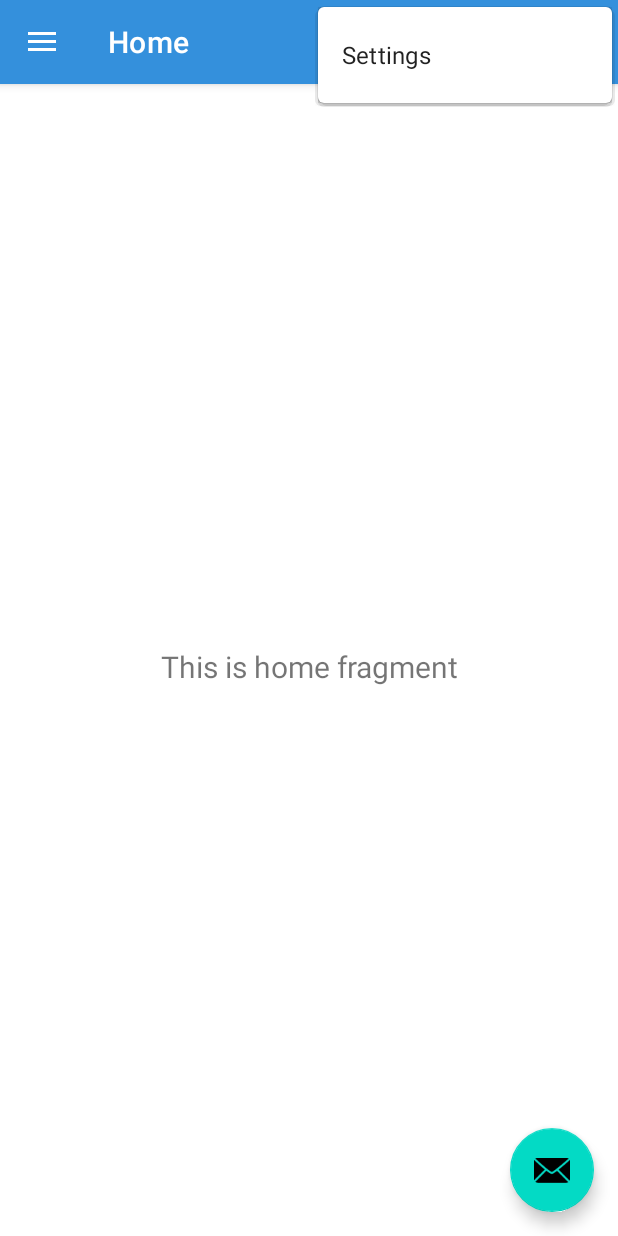
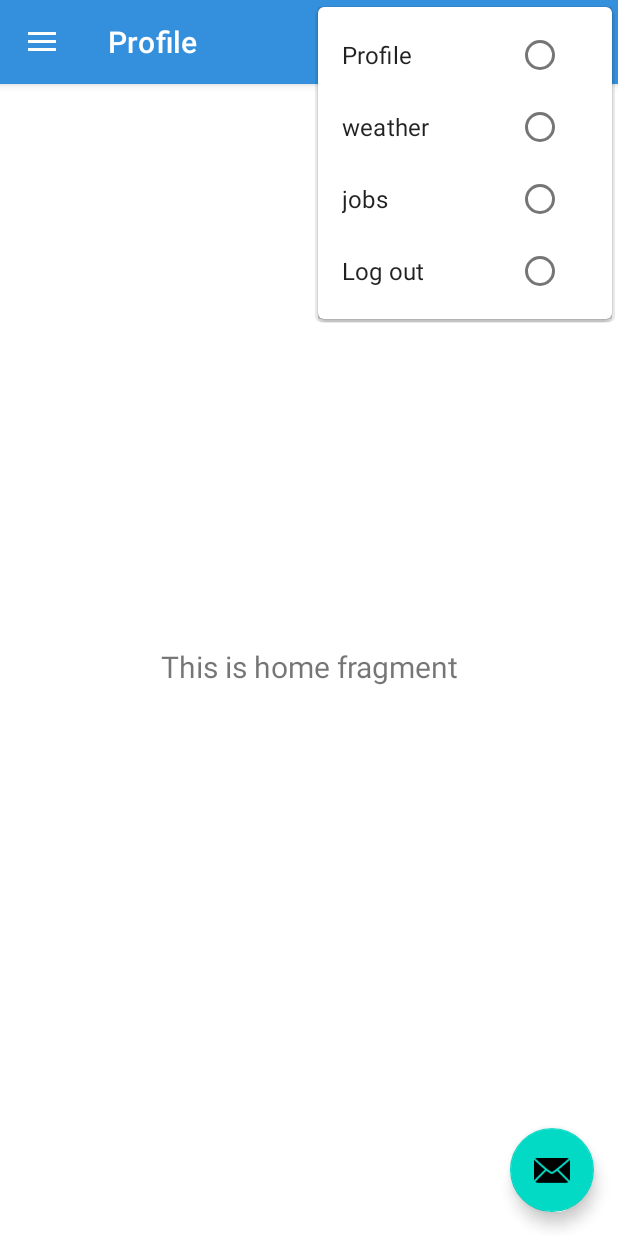
Before and after one commit to WaelAlQawasmi/SocialUniversity, an Android app: the MainActivity screen opened directly, with no data from a screen before it, with the options menu open, on a phone screen of 412 x 824 dp. Run offline under Robolectric (Android 15) with nearby library versions, the light colour scheme and no system bars; our stand-ins replace navigation-ui; libraries missing offline, so code that uses them is left out: com.amplifyframework, com.amplifyframework.core.

Commit message:
add functionailty for nav drawer

```diff
--- a/App/app/src/main/res/menu/activity_main_drawer.xml
+++ b/App/app/src/main/res/menu/activity_main_drawer.xml
@@ -1,20 +1,26 @@
 <?xml version="1.0" encoding="utf-8"?>
 <menu xmlns:android="http://schemas.android.com/apk/res/android"
     xmlns:tools="http://schemas.android.com/tools"
-    tools:showIn="navigation_view">
+    tools:showIn="navigation_view"
+    android:id="@+id/activity_main_drawer">
 
-    <group android:checkableBehavior="single">
+    <group android:checkableBehavior="single" android:id="@+id/toolbar"
+        tools:ignore="DuplicateIds">
         <item
-            android:id="@+id/nav_home"
-            android:icon="@drawable/ic_menu_camera"
-            android:title="@string/menu_home" />
+            android:id="@+id/nav_profile"
+            android:icon="@drawable/username_icon"
+            android:title="@string/menu_profile" />
         <item
-            android:id="@+id/nav_gallery"
-            android:icon="@drawable/ic_menu_gallery"
-            android:title="@string/menu_gallery" />
+            android:id="@+id/nav_wether"
+            android:icon="@drawable/weather"
+            android:title="@string/menu_weather" />
         <item
-            android:id="@+id/nav_slideshow"
-            android:icon="@drawable/ic_menu_slideshow"
-            android:title="@string/menu_slideshow" />
+            android:id="@+id/nav_jobs"
+            android:icon="@drawable/jobs"
+            android:title="@string/menu_jobs" />
+        <item
+            android:id="@+id/nav_logout"
+            android:icon="@drawable/out"
+            android:title="@string/menu_logout" />
     </group>
 </menu>
--- a/App/app/src/main/res/navigation/mobile_navigation.xml
+++ b/App/app/src/main/res/navigation/mobile_navigation.xml
@@ -8,18 +8,18 @@
     <fragment
         android:id="@+id/nav_home"
         android:name="com.example.socialuniversityapp.ui.ui.home.HomeFragment"
-        android:label="@string/menu_home"
+        android:label="@string/menu_profile"
         tools:layout="@layout/fragment_home" />
 
     <fragment
         android:id="@+id/nav_gallery"
         android:name="com.example.socialuniversityapp.ui.ui.gallery.GalleryFragment"
-        android:label="@string/menu_gallery"
+        android:label="@string/menu_weather"
         tools:layout="@layout/fragment_gallery" />
 
     <fragment
         android:id="@+id/nav_slideshow"
         android:name="com.example.socialuniversityapp.ui.ui.slideshow.SlideshowFragment"
-        android:label="@string/menu_slideshow"
+        android:label="@string/menu_jobs"
         tools:layout="@layout/fragment_slideshow" />
 </navigation>
--- a/App/app/src/main/res/values/strings.xml
+++ b/App/app/src/main/res/values/strings.xml
@@ -16,7 +16,8 @@
     <string name="nav_header_desc">Navigation header</string>
     <string name="action_settings">Settings</string>
 
-    <string name="menu_home">Home</string>
-    <string name="menu_gallery">Gallery</string>
-    <string name="menu_slideshow">Slideshow</string>
+    <string name="menu_profile">Profile</string>
+    <string name="menu_weather">weather</string>
+    <string name="menu_jobs">jobs</string>
+    <string name="menu_logout">Log out</string>
 </resources>
```
Also changed, not shown: App/app/src/main/java/com/example/socialuniversityapp/ui/MainActivity.java (+127 -5 lines), App/app/src/main/res/drawable/jobs.png (added), App/app/src/main/res/drawable/out.png (added), App/app/src/main/res/drawable/weather.png (added).
